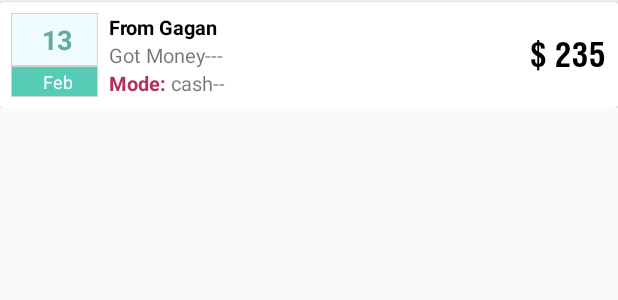
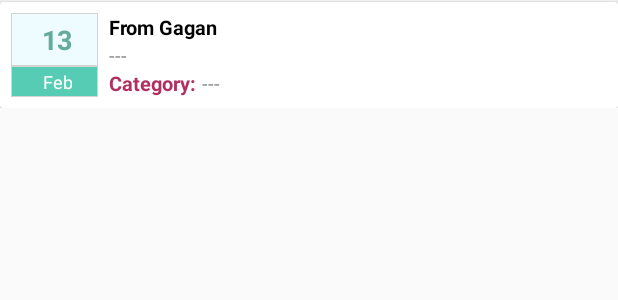
Before and after one commit to PawanKumarRavish/FinalProject_Invincibles_Android, an Android app: the layout recent_txn_design.xml on its own in the app's theme, with its tools: preview values and no code run, on a phone screen of 412 x 824 dp. Shown: the top 300 px of the screen. Run offline under Robolectric (Android 15) with nearby library versions, the phone set to English and light mode, and no system bars.

```diff
--- a/app/build.gradle
+++ b/app/build.gradle
@@ -65,7 +65,6 @@ dependencies {
 
     implementation 'com.yinglan.shadowimageview:shadowimageview:1.0.4'
 
-    implementation 'com.github.barteksc:android-pdf-viewer:2.8.2'
 
     implementation 'com.balysv:material-ripple:1.0.2'
 
--- a/app/src/main/AndroidManifest.xml
+++ b/app/src/main/AndroidManifest.xml
@@ -37,7 +37,6 @@
             android:name="com.project.taskmanager.activities.DemoActivity"
             android:label="@string/title_activity_demo"
             android:theme="@style/AppTheme" />
-        <activity android:name="com.project.taskmanager.activities.PrivacyPolicyActivity" />
         <activity android:name="com.project.taskmanager.activities.ForgotPinActivity"></activity>
     </application>
 
--- a/app/src/main/java/com/project/taskmanager/Utils.java
+++ b/app/src/main/java/com/project/taskmanager/Utils.java
@@ -65,7 +65,7 @@ public class Utils {
 
     public static String getDayInString(String date){
         String retVal="";
-        SimpleDateFormat SDF_FULL = new SimpleDateFormat("yyyy-MM-dd");
+        SimpleDateFormat SDF_FULL = new SimpleDateFormat("dd-MM-yyyy");
         SimpleDateFormat SDF_DAY = new SimpleDateFormat("dd");
         try {
             retVal= SDF_DAY.format(SDF_FULL.parse(date));
@@ -78,7 +78,7 @@ public class Utils {
 
     public static String getMonthInString(String date){
         String retVal="";
-        SimpleDateFormat SDF_FULL = new SimpleDateFormat("yyyy-MM-dd");
+        SimpleDateFormat SDF_FULL = new SimpleDateFormat("dd-MM-yyyy");
         SimpleDateFormat SDF_DAY = new SimpleDateFormat("MMM");
         try {
             retVal= SDF_DAY.format(SDF_FULL.parse(date));
--- a/app/src/main/java/com/project/taskmanager/activities/ExpenseHistoryActivity.java
+++ b/app/src/main/java/com/project/taskmanager/activities/ExpenseHistoryActivity.java
@@ -161,8 +161,7 @@ public class ExpenseHistoryActivity extends BaseActivity implements OnChartGestu
                         switch (item.getItemId()) {
 
                             case R.id.privacyPolicy:
-                                startActivity(new Intent(ExpenseHistoryActivity.this,PrivacyPolicyActivity.class));
-                                //finish();
+
                                 return true;
 
                             default:
--- a/app/src/main/java/com/project/taskmanager/databasehelper/DbHelper.java
+++ b/app/src/main/java/com/project/taskmanager/databasehelper/DbHelper.java
@@ -121,7 +121,7 @@ public class DbHelper extends SQLiteOpenHelper {
     }
 
 
-    public long insertTask(String name,String des,String dueDate) {
+    public long insertTask(String name,String des,String dueDate,String categoryName,int categoryId) {
         // get writable database as we want to write data
         SQLiteDatabase db = this.getWritableDatabase();
 
@@ -131,6 +131,8 @@ public class DbHelper extends SQLiteOpenHelper {
         values.put(AddTaskModel.COLUMN_TASK_NAME, name);
         values.put(AddTaskModel.COLUMN_TASK_DESCRIPTION, des);
         values.put(AddTaskModel.COLUMN_TASK_DUEDATE, dueDate);
+        values.put(AddTaskModel.COLUMN_CATEGORY_NAME, categoryName);
+        values.put(AddTaskModel.COLUMN_CATEGORY_ID, categoryId);
 
         // insert row
         long id = db.insert(AddTaskModel.TABLE_NAME, null, values);
@@ -160,6 +162,8 @@ public class DbHelper extends SQLiteOpenHelper {
                 note.setTaskName(cursor.getString(cursor.getColumnIndex(AddTaskModel.COLUMN_TASK_NAME)));
                 note.setTaskDescription(cursor.getString(cursor.getColumnIndex(AddTaskModel.COLUMN_TASK_DESCRIPTION)));
                 note.setTaskDueDate(cursor.getString(cursor.getColumnIndex(AddTaskModel.COLUMN_TASK_DUEDATE)));
+                note.setCategoryName(cursor.getString(cursor.getColumnIndex(AddTaskModel.COLUMN_CATEGORY_NAME)));
+                note.setCategoryId(cursor.getInt(cursor.getColumnIndex(AddTaskModel.COLUMN_CATEGORY_ID)));
                 note.setTimestamp(cursor.getString(cursor.getColumnIndex(AddTaskModel.COLUMN_TIMESTAMP)));
 
                 notes.add(note);
--- a/app/src/main/java/com/project/taskmanager/fragments/AddTaskFrg.java
+++ b/app/src/main/java/com/project/taskmanager/fragments/AddTaskFrg.java
@@ -87,6 +87,8 @@ public class AddTaskFrg extends BaseFragment {
 
     @BindView(R.id.description_et)
     EditText mDescriptionEt;
+
+    int selectedCategoryId=0;
 
     DbHelper dbHelper;
     List<AddCategoryModel> allCategories;
@@ -182,7 +184,7 @@ public class AddTaskFrg extends BaseFragment {
                     Toast.makeText(getActivity(), "Please add all the fields", Toast.LENGTH_SHORT).show();
                 }else{
                     long primaryKey = dbHelper.insertTask(mTaskNameTv.getText().toString().trim(), mDescriptionEt.getText().toString().trim(),
-                            mDueDateTv.getText().toString().trim());
+                            mDueDateTv.getText().toString().trim(),mCategoryTv.getText().toString(),selectedCategoryId);
                     Log.e("Key",primaryKey+"");
                     if(primaryKey == -1) {
                         Toast.makeText(getActivity(), "Data is not inserted in database", Toast.LENGTH_SHORT).show();
@@ -280,6 +282,7 @@ public class AddTaskFrg extends BaseFragment {
                 @Override
                 public void onClick(View v) {
                     mCategoryTv.setText(ledger.getCategoryName());
+                    selectedCategoryId=ledger.getId();
                     dialog1.dismiss();
                 }
             });
--- a/app/src/main/res/layout/recent_txn_design.xml
+++ b/app/src/main/res/layout/recent_txn_design.xml
@@ -49,7 +49,7 @@
                             android:layout_marginTop="@dimen/label_margin_top"
                             android:layout_marginBottom="@dimen/label_margin_top"
                             android:textStyle="bold"
-                            android:id="@+id/date_tv"
+                            android:id="@+id/mDateTv"
                             android:textColor="#65ab9d"
                             android:layout_width="wrap_content"
                             android:layout_height="wrap_content"
@@ -68,7 +68,7 @@
                             android:layout_marginTop="2dp"
                             android:gravity="center"
                             android:layout_marginBottom="2dp"
-                            android:id="@+id/month_tv"
+                            android:id="@+id/mMonthTv"
                             android:textColor="@android:color/white"
                             android:layout_width="wrap_content"
                             android:layout_height="wrap_content"
@@ -95,15 +95,15 @@
                 android:layout_height="wrap_content">
 
                 <LinearLayout
-                    android:layout_weight="1.3"
+                    android:layout_weight="2"
                     android:orientation="vertical"
                     android:layout_width="0dp"
                     android:layout_height="wrap_content">
 
                     <TextView
 
-                        android:id="@+id/accountName_tv"
-                        android:layout_width="wrap_content"
+                        android:id="@+id/mTaskNameTv"
+                        android:layout_width="match_parent"
                         android:layout_height="wrap_content"
                         android:text="From Gagan"
                         android:textColor="@android:color/black"
@@ -112,10 +112,10 @@
 
                     <TextView
 
-                        android:id="@+id/description_tv"
+                        android:id="@+id/mTaskDesTv"
                         android:layout_width="wrap_content"
                         android:layout_height="wrap_content"
-                        android:text="Got Money---"
+                        android:text="---"
                         android:textSize="13sp" />
 
                     <LinearLayout
@@ -128,14 +128,14 @@
                             android:textColor="#b03060"
                             android:layout_width="wrap_content"
                             android:layout_height="wrap_content"
-                            android:text="Mode: "
+                            android:text="Category: "
                             android:textSize="13sp" />
 
                         <TextView
-                            android:id="@+id/mode_tv"
+                            android:id="@+id/mCategoryTv"
                             android:layout_width="wrap_content"
                             android:layout_height="wrap_content"
-                            android:text="cash--"
+                            android:text="---"
                             android:textSize="13sp" />
                     </LinearLayout>
 
@@ -143,29 +143,7 @@
 
                 </LinearLayout>
 
-                <LinearLayout
-                    android:layout_gravity="center"
-                    android:gravity="center"
-                    android:layout_weight="0.7"
-                    android:orientation="vertical"
-                    android:layout_width="0dp"
-                    android:layout_height="wrap_content">
 
-                    <TextView
-                        android:id="@+id/amount_tv"
-                        android:layout_width="wrap_content"
-                        android:layout_height="wrap_content"
-                        android:layout_gravity="right|center"
-                        android:layout_marginLeft="5dp"
-                        android:fontFamily="@font/helvetica_condensed_bold"
-                        android:text="$ 235"
-                        android:textColor="@android:color/black"
-                        android:textSize="22sp" />
-
-
-
-
-                </LinearLayout>
 
 
             </LinearLayout>
```
Also changed, not shown: app/src/main/java/com/project/taskmanager/activities/PrivacyPolicyActivity.java (deleted, +0 -110 lines), app/src/main/java/com/project/taskmanager/fragments/HomeFragment.java (+70 -0 lines), app/src/main/java/com/project/taskmanager/models/AddTaskModel.java (+64 -35 lines).
